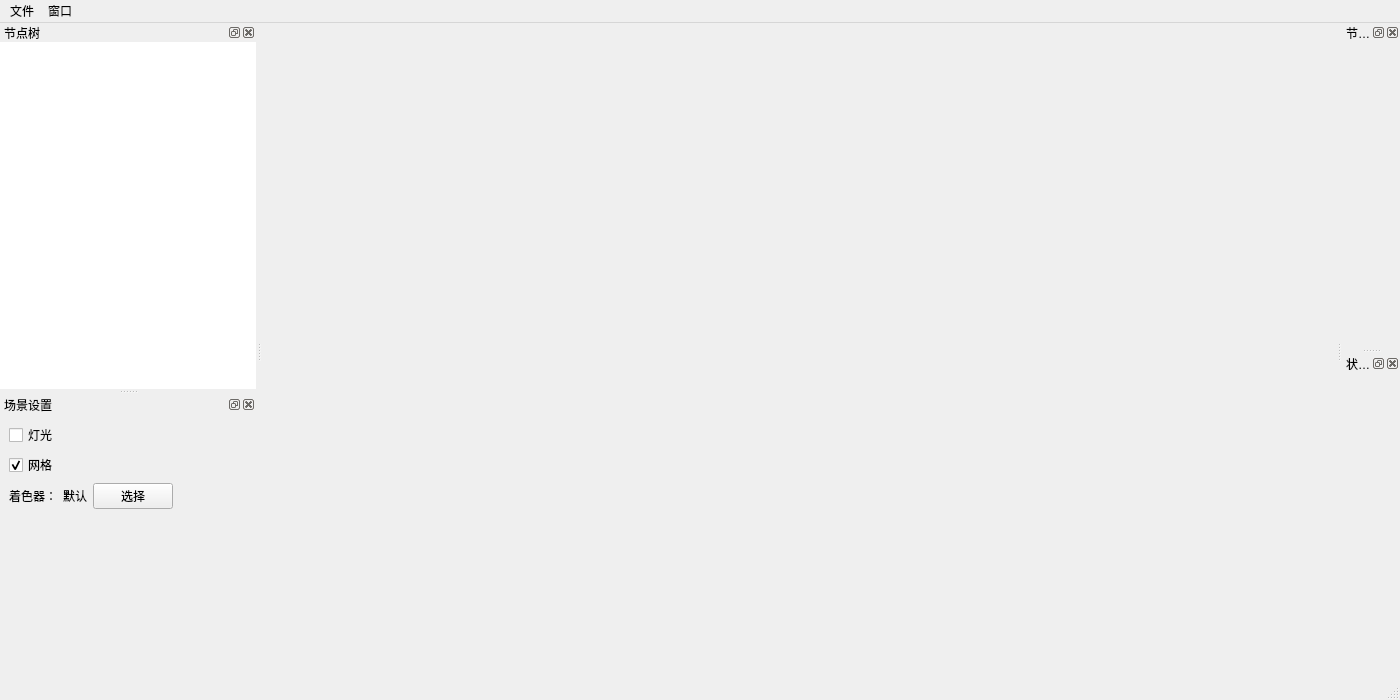
Qt form src/ui/MainWindow.ui (chudonghao/OsgEditor) before a commit.
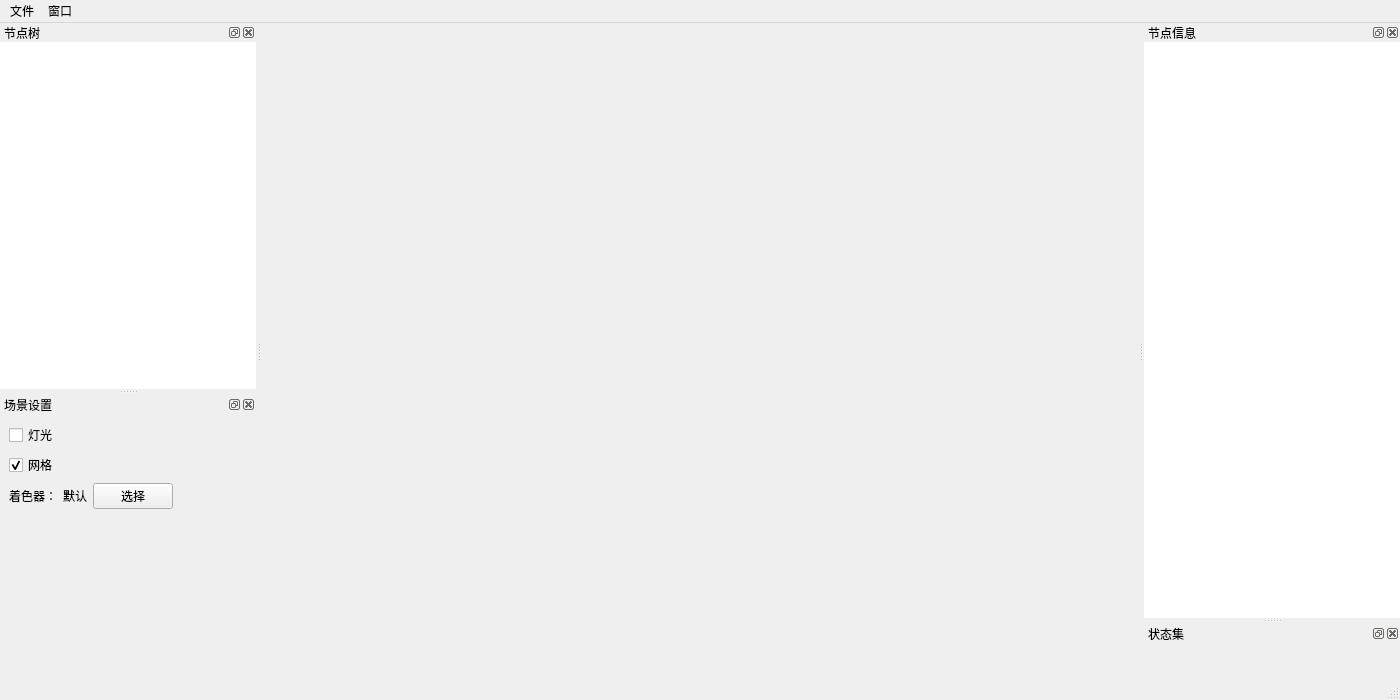
The same form after that commit. Custom widgets are drawn as their Qt base class.

Commit message: 改用NodeDetailView

Patch:
```diff
--- a/src/ui/MainWindow.ui
+++ b/src/ui/MainWindow.ui
@@ -96,7 +96,29 @@
    <attribute name="dockWidgetArea">
     <number>2</number>
    </attribute>
-   <widget class="NodeView" name="node_view"/>
+   <widget class="QWidget" name="dockWidgetContents_3">
+    <layout class="QVBoxLayout" name="verticalLayout_4">
+     <property name="leftMargin">
+      <number>0</number>
+     </property>
+     <property name="topMargin">
+      <number>0</number>
+     </property>
+     <property name="rightMargin">
+      <number>0</number>
+     </property>
+     <property name="bottomMargin">
+      <number>0</number>
+     </property>
+     <item>
+      <widget class="QTreeView" name="node_detail_view">
+       <property name="frameShape">
+        <enum>QFrame::NoFrame</enum>
+       </property>
+      </widget>
+     </item>
+    </layout>
+   </widget>
   </widget>
   <widget class="QDockWidget" name="dockWidget_3">
    <property name="windowTitle">
@@ -220,12 +242,6 @@
    <header location="global">QWidget</header>
    <container>1</container>
   </customwidget>
-  <customwidget>
-   <class>NodeView</class>
-   <extends>QWidget</extends>
-   <header location="global">QWidget</header>
-   <container>1</container>
-  </customwidget>
  </customwidgets>
  <resources/>
  <connections/>
```
Left out of the diff: 2 changed lines with no effect on the pictures. The commit also changes 8 other files.
